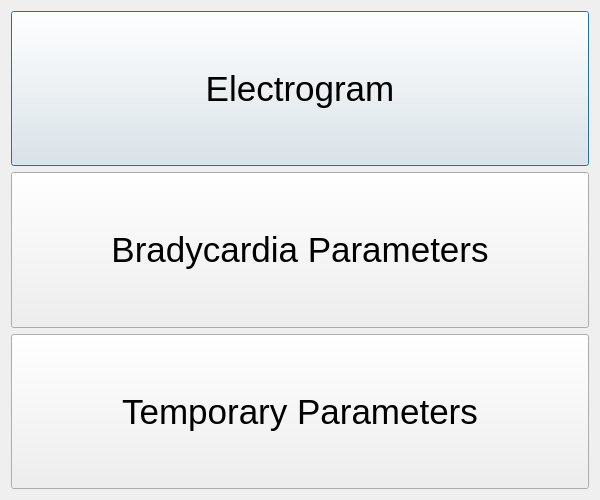
Qt form DCM/ui_files/reports.ui (CarlosCapili/3K04-Pacemaker-Project) before a commit.
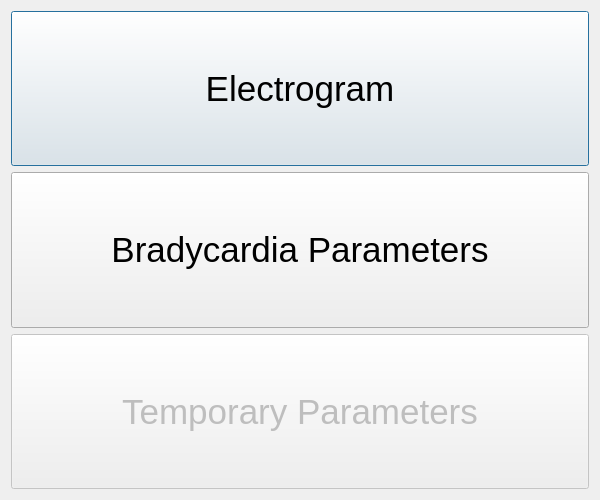
The same form after that commit.

Diff of the .ui file:
```diff
--- a/DCM/ui_files/reports.ui
+++ b/DCM/ui_files/reports.ui
@@ -75,6 +75,9 @@
      </item>
      <item>
       <widget class="QPushButton" name="tempReport">
+       <property name="enabled">
+        <bool>false</bool>
+       </property>
        <property name="sizePolicy">
         <sizepolicy hsizetype="Minimum" vsizetype="Minimum">
          <horstretch>0</horstretch>
@@ -89,6 +92,18 @@
        <property name="text">
         <string>Temporary Parameters</string>
        </property>
+       <property name="checkable">
+        <bool>false</bool>
+       </property>
+       <property name="autoExclusive">
+        <bool>false</bool>
+       </property>
+       <property name="default">
+        <bool>false</bool>
+       </property>
+       <property name="flat">
+        <bool>false</bool>
+       </property>
       </widget>
      </item>
     </layout>
```
